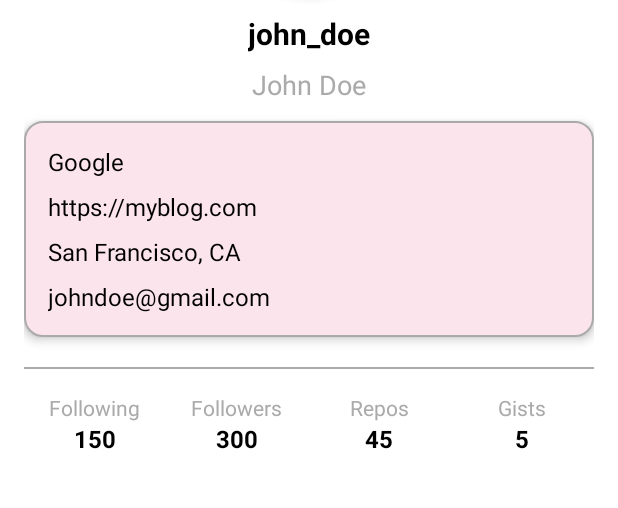
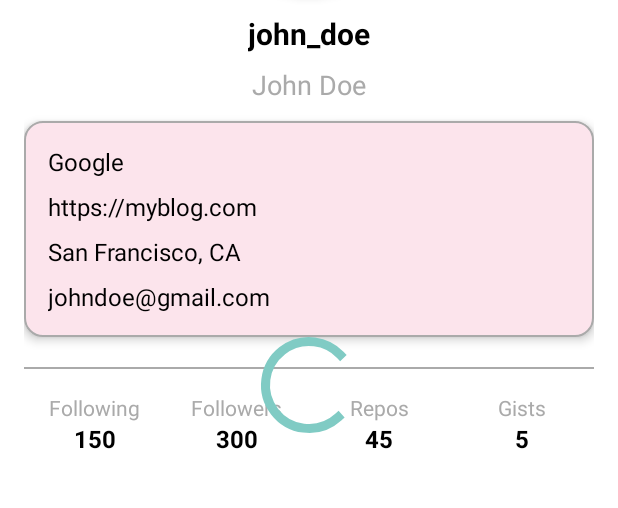
Before and after one commit to melurpuspita/UserList, an Android app: the layout fragment_detail.xml on its own in the app's theme, with its tools: preview values and no code run, on a phone screen of 412 x 824 dp, the part 233-741 px from its top. Run offline under Robolectric (Android 15) with nearby library versions, the phone set to English and light mode, and no system bars.

Commit message:
add method GET with path users/{username} in ApiService for getting user detail information by username add NavController constructor in DataAdapter to move between fragments add function getUserData in DataRepo for collecting data by username create DetailFragment for user detail interface modify fragment_detail.xml by adding progress bar and change parent layout from scrollView to ConstraintLayout add new fragment and action in nav_graph.xml create UserItem model to collect response data add function getUserData in ViewModel for passing detail user data from DataRepo to DetailFragment

```diff
--- a/app/src/main/java/id/melur/hitachitest/ui/MainFragment.kt
+++ b/app/src/main/java/id/melur/hitachitest/ui/MainFragment.kt
@@ -7,6 +7,7 @@ import android.view.ViewGroup
 import androidx.fragment.app.Fragment
 import androidx.fragment.app.viewModels
 import androidx.lifecycle.Observer
+import androidx.navigation.fragment.findNavController
 import androidx.recyclerview.widget.LinearLayoutManager
 import dagger.hilt.android.AndroidEntryPoint
 import id.melur.hitachitest.R
@@ -59,7 +60,7 @@ class MainFragment : Fragment(R.layout.fragment_main) {
         viewModel.getData().observe(viewLifecycleOwner, observer)
 
         binding.rvUser.apply {
-            dataAdapter = DataAdapter()
+            dataAdapter = DataAdapter(findNavController())
             layoutManager = LinearLayoutManager(requireContext())
             adapter = dataAdapter
         }
--- a/app/src/main/java/id/melur/hitachitest/viewmodel/ViewModel.kt
+++ b/app/src/main/java/id/melur/hitachitest/viewmodel/ViewModel.kt
@@ -11,4 +11,6 @@ class ViewModel @Inject constructor(
 ) : ViewModel() {
 
     fun getData() = dataRepo.getAllData()
+
+    fun getUserData(username : String) = dataRepo.getUserData(username)
 }
--- a/app/src/main/res/layout/fragment_detail.xml
+++ b/app/src/main/res/layout/fragment_detail.xml
@@ -1,112 +1,130 @@
 <?xml version="1.0" encoding="utf-8"?>
-<ScrollView xmlns:android="http://schemas.android.com/apk/res/android"
+<androidx.constraintlayout.widget.ConstraintLayout xmlns:android="http://schemas.android.com/apk/res/android"
+    xmlns:app="http://schemas.android.com/apk/res-auto"
     xmlns:tools="http://schemas.android.com/tools"
     android:layout_width="match_parent"
     android:layout_height="match_parent"
     android:padding="16dp"
     android:background="?android:attr/windowBackground">
 
+    <ProgressBar
+        android:id="@+id/circularProgressBar"
+        android:layout_width="wrap_content"
+        android:layout_height="wrap_content"
+        android:layout_gravity="center"
+        style="?android:attr/progressBarStyleLarge"
+        android:indeterminate="true"
+        app:layout_constraintTop_toTopOf="parent"
+        app:layout_constraintBottom_toBottomOf="parent"
+        app:layout_constraintEnd_toEndOf="parent"
+        app:layout_constraintStart_toStartOf="parent"
+        android:elevation="2dp"/>
+
     <LinearLayout
+        android:id="@+id/linearDetail"
         android:layout_width="match_parent"
         android:layout_height="wrap_content"
+        android:gravity="center_horizontal"
         android:orientation="vertical"
-        android:gravity="center_horizontal">
+        app:layout_constraintEnd_toEndOf="parent"
+        app:layout_constraintStart_toStartOf="parent"
+        app:layout_constraintTop_toTopOf="parent">
 
         <ImageView
             android:id="@+id/imgUserPhoto"
             android:layout_width="120dp"
             android:layout_height="120dp"
-            android:src="@drawable/githublogo"
-            android:contentDescription="User Photo"
             android:layout_marginTop="16dp"
             android:layout_marginBottom="12dp"
+            android:background="@drawable/circle_shape"
+            android:contentDescription="User Photo"
+            android:elevation="4dp"
             android:scaleType="centerCrop"
-            android:background="@drawable/circle_shape"
-            android:elevation="4dp"/>
+            android:src="@drawable/githublogo" />
 
         <TextView
             android:id="@+id/txtUsername"
             android:layout_width="wrap_content"
             android:layout_height="wrap_content"
+            android:layout_marginBottom="8dp"
             android:text="Username"
+            android:textColor="@android:color/black"
             android:textSize="20sp"
             android:textStyle="bold"
-            android:textColor="@android:color/black"
-            android:layout_marginBottom="8dp"
-            tools:text="john_doe"/>
+            tools:text="john_doe" />
 
         <TextView
             android:id="@+id/txtName"
             android:layout_width="wrap_content"
             android:layout_height="wrap_content"
+            android:layout_marginBottom="12dp"
             android:text="Full Name"
+            android:textColor="@android:color/darker_gray"
             android:textSize="18sp"
-            android:textColor="@android:color/darker_gray"
-            android:layout_marginBottom="12dp"
-            tools:text="John Doe"/>
+            tools:text="John Doe" />
 
         <!-- Information Section -->
         <LinearLayout
             android:layout_width="match_parent"
             android:layout_height="wrap_content"
+            android:background="@drawable/rounded_corner_bg"
+            android:elevation="4dp"
             android:orientation="vertical"
-            android:padding="16dp"
-            android:background="@drawable/rounded_corner_bg"
-            android:elevation="4dp">
+            android:padding="16dp">
 
             <TextView
                 android:id="@+id/txtCompany"
                 android:layout_width="wrap_content"
                 android:layout_height="wrap_content"
                 android:text="Company: "
+                android:textColor="@android:color/black"
                 android:textSize="16sp"
-                android:textColor="@android:color/black"
-                tools:text="Google"/>
+                tools:text="Google" />
 
             <TextView
                 android:id="@+id/txtBlog"
                 android:layout_width="wrap_content"
                 android:layout_height="wrap_content"
+                android:layout_marginTop="8dp"
                 android:text="Blog: "
+                android:textColor="@android:color/black"
                 android:textSize="16sp"
-                android:textColor="@android:color/black"
-                android:layout_marginTop="8dp"
-                tools:text="https://myblog.com"/>
+                tools:text="https://myblog.com" />
 
             <TextView
                 android:id="@+id/txtLocation"
                 android:layout_width="wrap_content"
                 android:layout_height="wrap_content"
+                android:layout_marginTop="8dp"
                 android:text="Location: "
+                android:textColor="@android:color/black"
                 android:textSize="16sp"
-                android:textColor="@android:color/black"
-                android:layout_marginTop="8dp"
-                tools:text="San Francisco, CA"/>
+                tools:text="San Francisco, CA" />
 
             <TextView
                 android:id="@+id/txtEmail"
                 android:layout_width="wrap_content"
                 android:layout_height="wrap_content"
+                android:layout_marginTop="8dp"
                 android:text="Email: "
+                android:textColor="@android:color/black"
                 android:textSize="16sp"
-                android:textColor="@android:color/black"
-                android:layout_marginTop="8dp"
-                tools:text="johndoe@gmail.com"/>
+                tools:text="johndoe@gmail.com" />
 
         </LinearLayout>
 
         <View
             android:layout_width="match_parent"
             android:layout_height="1dp"
-            android:background="@android:color/darker_gray"
             android:layout_marginTop="20dp"
-            android:layout_marginBottom="16dp"/>
+            android:layout_marginBottom="16dp"
+            android:background="@android:color/darker_gray" />
 
         <LinearLayout
             android:layout_width="match_parent"
             android:layout_height="wrap_content"
+            android:gravity="center"
             android:orientation="horizontal"
-            android:gravity="center"
             android:weightSum="4">
 
             <LinearLayout
@@ -121,18 +139,18 @@
                     android:layout_width="wrap_content"
                     android:layout_height="wrap_content"
                     android:text="Following"
-                    android:textSize="14sp"
-                    android:textColor="@android:color/darker_gray"/>
+                    android:textColor="@android:color/darker_gray"
+                    android:textSize="14sp" />
 
                 <TextView
                     android:id="@+id/txtFollowingCount"
                     android:layout_width="wrap_content"
                     android:layout_height="wrap_content"
                     android:text="150"
+                    android:textColor="@android:color/black"
                     android:textSize="16sp"
                     android:textStyle="bold"
-                    android:textColor="@android:color/black"
-                    tools:text="150"/>
+                    tools:text="150" />
             </LinearLayout>
 
             <!-- Followers -->
@@ -148,18 +166,18 @@
                     android:layout_width="wrap_content"
                     android:layout_height="wrap_content"
                     android:text="Followers"
-                    android:textSize="14sp"
-                    android:textColor="@android:color/darker_gray"/>
+                    android:textColor="@android:color/darker_gray"
+                    android:textSize="14sp" />
 
                 <TextView
                     android:id="@+id/txtFollowersCount"
                     android:layout_width="wrap_content"
                     android:layout_height="wrap_content"
                     android:text="300"
+                    android:textColor="@android:color/black"
                     android:textSize="16sp"
                     android:textStyle="bold"
-                    android:textColor="@android:color/black"
-                    tools:text="300"/>
+                    tools:text="300" />
             </LinearLayout>
 
             <!-- Public Repos -->
@@ -175,18 +193,18 @@
                     android:layout_width="wrap_content"
                     android:layout_height="wrap_content"
                     android:text="Repos"
-                    android:textSize="14sp"
-                    android:textColor="@android:color/darker_gray"/>
+                    android:textColor="@android:color/darker_gray"
+                    android:textSize="14sp" />
 
                 <TextView
                     android:id="@+id/txtReposCount"
                     android:layout_width="wrap_content"
                     android:layout_height="wrap_content"
                     android:text="45"
+                    android:textColor="@android:color/black"
                     android:textSize="16sp"
                     android:textStyle="bold"
-                    android:textColor="@android:color/black"
-                    tools:text="45"/>
+                    tools:text="45" />
             </LinearLayout>
 
             <!-- Public Gists -->
@@ -202,19 +220,19 @@
                     android:layout_width="wrap_content"
                     android:layout_height="wrap_content"
                     android:text="Gists"
-                    android:textSize="14sp"
-                    android:textColor="@android:color/darker_gray"/>
+                    android:textColor="@android:color/darker_gray"
+                    android:textSize="14sp" />
 
                 <TextView
                     android:id="@+id/txtGistsCount"
                     android:layout_width="wrap_content"
                     android:layout_height="wrap_content"
                     android:text="5"
+                    android:textColor="@android:color/black"
                     android:textSize="16sp"
                     android:textStyle="bold"
-                    android:textColor="@android:color/black"
-                    tools:text="5"/>
+                    tools:text="5" />
             </LinearLayout>
         </LinearLayout>
     </LinearLayout>
-</ScrollView>
+</androidx.constraintlayout.widget.ConstraintLayout>
```
Also changed, not shown: app/src/main/java/id/melur/hitachitest/adapter/DataAdapter.kt (+13 -2 lines), app/src/main/java/id/melur/hitachitest/helper/DataRepo.kt (+13 -2 lines), app/src/main/java/id/melur/hitachitest/model/UserItem.kt (added, +36 -0 lines), app/src/main/java/id/melur/hitachitest/service/ApiService.kt (+7 -0 lines), app/src/main/java/id/melur/hitachitest/ui/DetailFragment.kt (added, +79 -0 lines), app/src/main/res/navigation/nav_graph.xml (+10 -1 lines).
